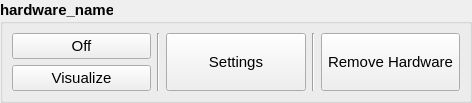
This is modules/hardwaremanager/dialog/ui/hardware_tab_sensodrive.ui in tud-hri/joan as Qt 5 draws it before an edit. The edited form follows.
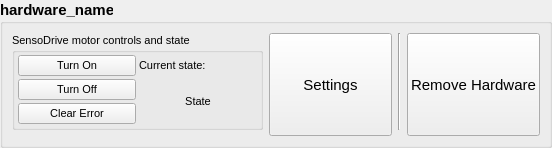
This is the edited form.

Commit message: converted joystick to radians

Diff of the .ui file:
```diff
--- a/modules/hardwaremanager/dialog/ui/hardware_tab_sensodrive.ui
+++ b/modules/hardwaremanager/dialog/ui/hardware_tab_sensodrive.ui
@@ -6,8 +6,8 @@
    <rect>
     <x>0</x>
     <y>0</y>
-    <width>472</width>
-    <height>96</height>
+    <width>552</width>
+    <height>134</height>
    </rect>
   </property>
   <property name="font">
@@ -44,10 +44,10 @@
       <string>hardware_name</string>
      </property>
      <layout class="QGridLayout" name="gridLayout_2">
-      <item row="0" column="4" rowspan="3">
+      <item row="3" column="4" rowspan="2">
        <widget class="QPushButton" name="btn_remove_hardware">
         <property name="sizePolicy">
-         <sizepolicy hsizetype="Minimum" vsizetype="Preferred">
+         <sizepolicy hsizetype="Preferred" vsizetype="Preferred">
           <horstretch>0</horstretch>
           <verstretch>0</verstretch>
          </sizepolicy>
@@ -63,29 +63,10 @@
         </property>
        </widget>
       </item>
-      <item row="0" column="0" rowspan="2">
-       <widget class="QPushButton" name="btn_on_off">
-        <property name="sizePolicy">
-         <sizepolicy hsizetype="Minimum" vsizetype="Preferred">
-          <horstretch>0</horstretch>
-          <verstretch>0</verstretch>
-         </sizepolicy>
-        </property>
-        <property name="font">
-         <font>
-          <weight>50</weight>
-          <bold>false</bold>
-         </font>
-        </property>
-        <property name="text">
-         <string>Off</string>
-        </property>
-       </widget>
-      </item>
-      <item row="0" column="2" rowspan="3">
+      <item row="3" column="2" rowspan="2">
        <widget class="QPushButton" name="btn_settings">
         <property name="sizePolicy">
-         <sizepolicy hsizetype="Minimum" vsizetype="Preferred">
+         <sizepolicy hsizetype="Preferred" vsizetype="Preferred">
           <horstretch>0</horstretch>
           <verstretch>0</verstretch>
          </sizepolicy>
@@ -101,30 +82,109 @@
         </property>
        </widget>
       </item>
-      <item row="0" column="1" rowspan="3">
-       <widget class="Line" name="line_2">
-        <property name="orientation">
-         <enum>Qt::Vertical</enum>
-        </property>
-       </widget>
-      </item>
-      <item row="0" column="3" rowspan="3">
-       <widget class="Line" name="line_3">
-        <property name="orientation">
-         <enum>Qt::Vertical</enum>
-        </property>
-       </widget>
-      </item>
-      <item row="2" column="0">
-       <widget class="QPushButton" name="btn_visualization">
+      <item row="3" column="0" colspan="2">
+       <widget class="QGroupBox" name="groupBox_2">
         <property name="font">
          <font>
+          <pointsize>8</pointsize>
           <weight>50</weight>
           <bold>false</bold>
          </font>
         </property>
-        <property name="text">
-         <string>Visualize</string>
+        <property name="title">
+         <string>SensoDrive motor controls and state</string>
+        </property>
+        <layout class="QGridLayout" name="gridLayout_3">
+         <property name="leftMargin">
+          <number>3</number>
+         </property>
+         <property name="topMargin">
+          <number>3</number>
+         </property>
+         <property name="rightMargin">
+          <number>3</number>
+         </property>
+         <property name="bottomMargin">
+          <number>3</number>
+         </property>
+         <property name="spacing">
+          <number>3</number>
+         </property>
+         <item row="2" column="0">
+          <widget class="QPushButton" name="btn_on">
+           <property name="sizePolicy">
+            <sizepolicy hsizetype="Minimum" vsizetype="Preferred">
+             <horstretch>0</horstretch>
+             <verstretch>0</verstretch>
+            </sizepolicy>
+           </property>
+           <property name="font">
+            <font>
+             <weight>50</weight>
+             <bold>false</bold>
+            </font>
+           </property>
+           <property name="text">
+            <string>Turn On</string>
+           </property>
+          </widget>
+         </item>
+         <item row="4" column="0">
+          <widget class="QPushButton" name="btn_clear_error">
+           <property name="font">
+            <font>
+             <weight>50</weight>
+             <bold>false</bold>
+            </font>
+           </property>
+           <property name="text">
+            <string>Clear Error</string>
+           </property>
+          </widget>
+         </item>
+         <item row="3" column="0">
+          <widget class="QPushButton" name="btn_off">
+           <property name="font">
+            <font>
+             <weight>50</weight>
+             <bold>false</bold>
+            </font>
+           </property>
+           <property name="text">
+            <string>Turn Off</string>
+           </property>
+          </widget>
+         </item>
+         <item row="3" column="1" rowspan="2">
+          <widget class="QLabel" name="lbl_sensodrive_state">
+           <property name="font">
+            <font>
+             <weight>50</weight>
+             <bold>false</bold>
+            </font>
+           </property>
+           <property name="text">
+            <string>State</string>
+           </property>
+           <property name="alignment">
+            <set>Qt::AlignCenter</set>
+           </property>
+          </widget>
+         </item>
+         <item row="2" column="1">
+          <widget class="QLabel" name="label">
+           <property name="text">
+            <string>Current state:</string>
+           </property>
+          </widget>
+         </item>
+        </layout>
+       </widget>
+      </item>
+      <item row="3" column="3">
+       <widget class="Line" name="line">
+        <property name="orientation">
+         <enum>Qt::Vertical</enum>
         </property>
        </widget>
       </item>
```
The commit also changes 1 other file.
